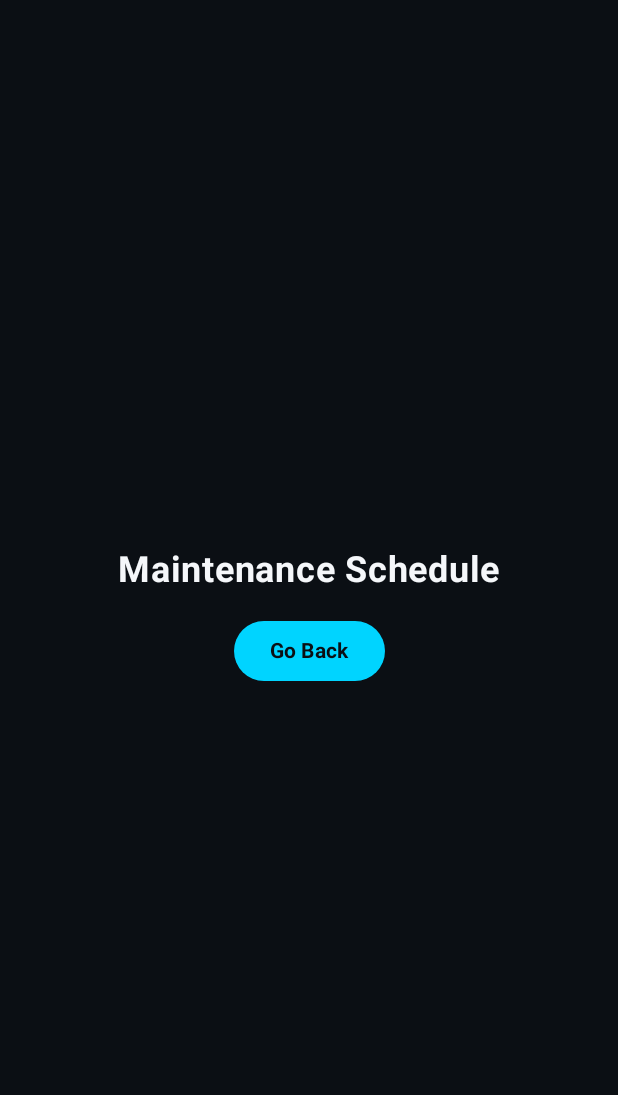
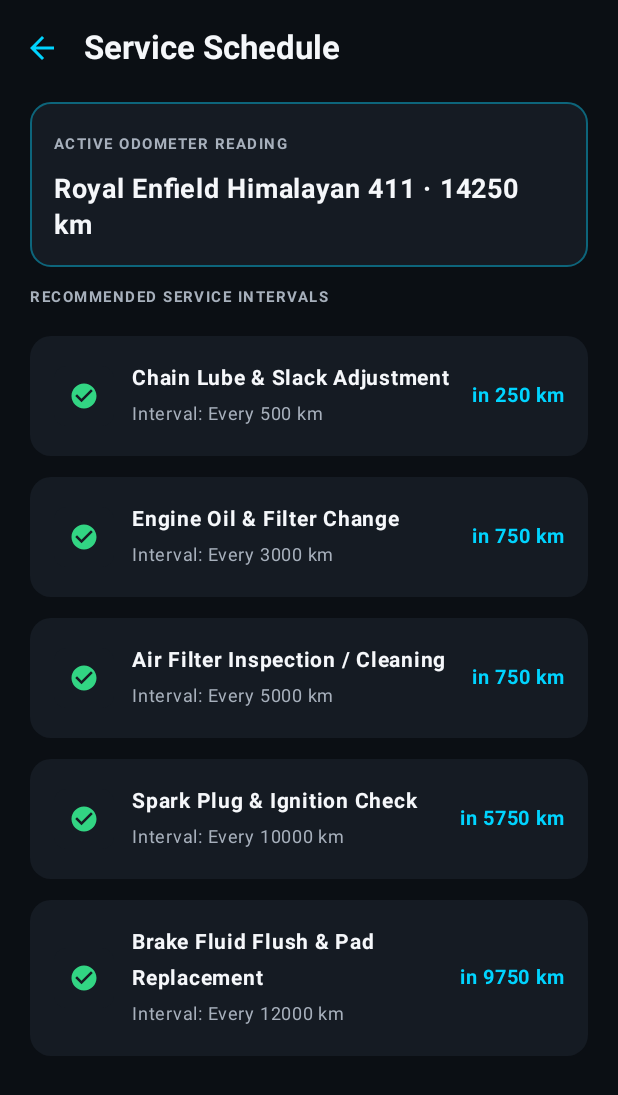
Before and after one commit to yogesh4598/MotoBuddy, an Android app built with Jetpack Compose: the MaintenanceScheduleScreen screen opened through its navigation route, on a phone screen of 412 x 824 dp. Shown: the top 1095 px of the screen. Run offline under Robolectric (Android 15) with nearby library versions, the phone set to English and light mode, and no system bars.

Commit message:
Phase 4 Complete: Multi-motorcycle management & odometer service reminders

```diff
--- a/app/src/main/java/com/example/motobuddy/ui/screens/maintenance/MaintenanceScheduleScreen.kt
+++ b/app/src/main/java/com/example/motobuddy/ui/screens/maintenance/MaintenanceScheduleScreen.kt
@@ -1,40 +1,150 @@
 package com.example.motobuddy.ui.screens.maintenance
 
+import androidx.compose.foundation.background
+import androidx.compose.foundation.border
 import androidx.compose.foundation.layout.*
+import androidx.compose.foundation.lazy.LazyColumn
+import androidx.compose.foundation.lazy.items
+import androidx.compose.foundation.shape.RoundedCornerShape
+import androidx.compose.material.icons.Icons
+import androidx.compose.material.icons.automirrored.filled.ArrowBack
+import androidx.compose.material.icons.filled.Build
+import androidx.compose.material.icons.filled.CheckCircle
+import androidx.compose.material.icons.filled.Warning
 import androidx.compose.material3.*
-import androidx.compose.runtime.Composable
+import androidx.compose.runtime.*
 import androidx.compose.ui.Alignment
 import androidx.compose.ui.Modifier
+import androidx.compose.ui.draw.clip
+import androidx.compose.ui.platform.LocalContext
 import androidx.compose.ui.text.font.FontWeight
 import androidx.compose.ui.unit.dp
 import androidx.compose.ui.unit.sp
 import androidx.navigation.NavController
+import com.example.motobuddy.data.repository.MotoRepository
 import com.example.motobuddy.ui.theme.*
 
+data class ServiceScheduleItem(
+    val title: String,
+    val intervalKm: Int,
+    val lastDoneOdoKm: Int,
+    val isOverdue: Boolean = false
+)
+
+@OptIn(ExperimentalMaterial3Api::class)
 @Composable
 fun MaintenanceScheduleScreen(navController: NavController) {
+    val context = LocalContext.current
+    val repository = remember { MotoRepository(context) }
+    val motorcycle = remember { repository.getMotorcycle() }
+
     val backgroundColor = MaterialTheme.colorScheme.background
+    val cardColor = MaterialTheme.colorScheme.surface
+    val primaryCyan = MaterialTheme.colorScheme.primary
+    val secondaryOrange = MaterialTheme.colorScheme.secondary
     val textWhite = MaterialTheme.colorScheme.onBackground
-    val primaryCyan = MaterialTheme.colorScheme.primary
+    val textGrey = MaterialTheme.colorScheme.onSurfaceVariant
 
-    Surface(modifier = Modifier.fillMaxSize(), color = backgroundColor) {
-        Column(
-            modifier = Modifier.fillMaxSize(),
-            horizontalAlignment = Alignment.CenterHorizontally,
-            verticalArrangement = Arrangement.Center
+    val scheduleItems = remember(motorcycle.odometerKm) {
+        val odo = motorcycle.odometerKm
+        listOf(
+            ServiceScheduleItem("Chain Lube & Slack Adjustment", intervalKm = 500, lastDoneOdoKm = (odo / 500) * 500, isOverdue = odo % 500 > 400),
+            ServiceScheduleItem("Engine Oil & Filter Change", intervalKm = 3000, lastDoneOdoKm = (odo / 3000) * 3000, isOverdue = odo % 3000 > 2800),
+            ServiceScheduleItem("Air Filter Inspection / Cleaning", intervalKm = 5000, lastDoneOdoKm = (odo / 5000) * 5000, isOverdue = false),
+            ServiceScheduleItem("Spark Plug & Ignition Check", intervalKm = 10000, lastDoneOdoKm = (odo / 10000) * 10000, isOverdue = false),
+            ServiceScheduleItem("Brake Fluid Flush & Pad Replacement", intervalKm = 12000, lastDoneOdoKm = (odo / 12000) * 12000, isOverdue = false)
+        )
+    }
+
+    Scaffold(
+        containerColor = backgroundColor,
+        topBar = {
+            TopAppBar(
+                title = { Text("Service Schedule", color = textWhite, fontWeight = FontWeight.Bold) },
+                colors = TopAppBarDefaults.topAppBarColors(containerColor = backgroundColor),
+                navigationIcon = {
+                    IconButton(onClick = { navController.popBackStack() }) {
+                        Icon(imageVector = Icons.AutoMirrored.Filled.ArrowBack, contentDescription = "Back", tint = primaryCyan)
+                    }
+                }
+            )
+        }
+    ) { paddingValues ->
+        LazyColumn(
+            modifier = Modifier
+                .fillMaxSize()
+                .padding(paddingValues)
+                .padding(horizontal = 20.dp),
+            verticalArrangement = Arrangement.spacedBy(14.dp)
         ) {
-            Text(
-                text = "Maintenance Schedule",
-                color = textWhite,
-                fontSize = 24.sp,
-                fontWeight = FontWeight.Bold
-            )
-            Spacer(modifier = Modifier.height(16.dp))
-            Button(
-                onClick = { navController.popBackStack() },
-                colors = ButtonDefaults.buttonColors(containerColor = primaryCyan)
-            ) {
-                Text("Go Back", color = MidnightNavy, fontWeight = FontWeight.Bold)
+            item {
+                Spacer(modifier = Modifier.height(4.dp))
+                Card(
+                    colors = CardDefaults.cardColors(containerColor = cardColor),
+                    shape = RoundedCornerShape(14.dp),
+                    modifier = Modifier
+                        .fillMaxWidth()
+                        .border(1.dp, primaryCyan.copy(alpha = 0.4f), RoundedCornerShape(14.dp))
+                ) {
+                    Column(modifier = Modifier.padding(16.dp)) {
+                        Text("ACTIVE ODOMETER READING", color = textGrey, fontSize = 10.sp, fontWeight = FontWeight.Bold, letterSpacing = 1.sp)
+                        Spacer(modifier = Modifier.height(6.dp))
+                        Text("${motorcycle.make} ${motorcycle.model} · ${motorcycle.odometerKm} km", color = textWhite, fontSize = 18.sp, fontWeight = FontWeight.Bold)
+                    }
+                }
+                Spacer(modifier = Modifier.height(8.dp))
+                Text("RECOMMENDED SERVICE INTERVALS", color = textGrey, fontSize = 10.sp, fontWeight = FontWeight.Bold, letterSpacing = 1.sp)
+            }
+
+            items(scheduleItems) { item ->
+                val kmRemaining = item.intervalKm - (motorcycle.odometerKm % item.intervalKm)
+                Card(
+                    colors = CardDefaults.cardColors(containerColor = cardColor),
+                    shape = RoundedCornerShape(14.dp),
+                    modifier = Modifier.fillMaxWidth()
+                ) {
+                    Row(
+                        modifier = Modifier
+                            .fillMaxWidth()
+                            .padding(16.dp),
+                        verticalAlignment = Alignment.CenterVertically,
+                        horizontalArrangement = Arrangement.SpaceBetween
+                    ) {
+                        Row(verticalAlignment = Alignment.CenterVertically, modifier = Modifier.weight(1f)) {
+                            Box(
+                                modifier = Modifier
+                                    .size(40.dp)
+                                    .clip(RoundedCornerShape(8.dp))
+                                    .background(DarkGraphite),
+                                contentAlignment = Alignment.Center
+                            ) {
+                                Icon(
+                                    imageVector = if (item.isOverdue) Icons.Default.Warning else Icons.Default.CheckCircle,
+                                    contentDescription = "Status",
+                                    tint = if (item.isOverdue) ErrorRed else SuccessGreen,
+                                    modifier = Modifier.size(20.dp)
+                                )
+                            }
+                            Spacer(modifier = Modifier.width(12.dp))
+                            Column {
+                                Text(item.title, color = textWhite, fontSize = 14.sp, fontWeight = FontWeight.Bold)
+                                Text("Interval: Every ${item.intervalKm} km", color = textGrey, fontSize = 12.sp)
+                            }
+                        }
+                        Column(horizontalAlignment = Alignment.End) {
+                            Text(
+                                text = if (item.isOverdue) "DUE SOON" else "in $kmRemaining km",
+                                color = if (item.isOverdue) ErrorRed else primaryCyan,
+                                fontWeight = FontWeight.Bold,
+                                fontSize = 13.sp
+                            )
+                        }
+                    }
+                }
+            }
+
+            item {
+                Spacer(modifier = Modifier.height(32.dp))
             }
         }
     }
```
